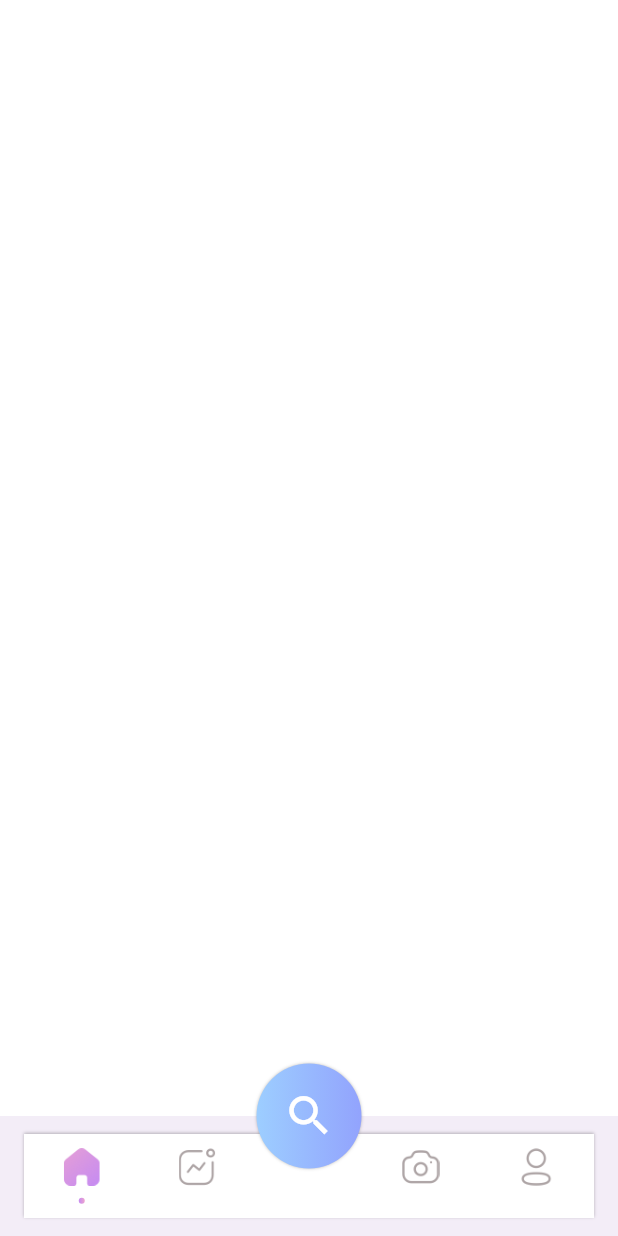
After one commit to Aplikasi-Fitness/Proyek_3, a Flutter app: the screen it shows after launch, on a phone screen of 412 x 824 dp. The commit adds this screen. Run offline on Flutter 3.47's test engine with Material 3 defaults, Android fonts, the phone set to English and light mode, and no system bars; our stand-ins replace carousel_slider.

Commit message:
tambah main tab dan yang lainnya

```diff
--- /dev/null
+++ b/fitness/lib/common_widget/tab_button.dart
@@ -0,0 +1,42 @@
+import 'package:fitness/common/colo_extension.dart';
+import 'package:flutter/material.dart';
+
+class TabButton extends StatelessWidget {
+  final String icon;
+  final String selectIcon;
+  final VoidCallback onTap;
+  final bool isActive;
+  const TabButton(
+      {super.key,
+      required this.icon,
+      required this.selectIcon,
+      required this.isActive,
+      required this.onTap});
+
+  @override
+  Widget build(BuildContext context) {
+    return InkWell(
+      onTap: onTap,
+      child: Column(
+        mainAxisSize: MainAxisSize.min,
+        children: [
+          Image.asset(isActive ? selectIcon : icon,
+              width: 25, height: 25, fit: BoxFit.fitWidth),
+           SizedBox(
+            height: isActive ? 8:12,
+          ),
+          if(isActive)
+          Container(
+            width: 4,
+            height: 4,
+            decoration: BoxDecoration(
+                gradient: LinearGradient(
+                  colors: TColor.secondaryG,
+                ),
+                borderRadius: BorderRadius.circular(2)),
+          )
+        ],
+      ),
+    );
+  }
+}
--- a/fitness/lib/main.dart
+++ b/fitness/lib/main.dart
@@ -1,5 +1,5 @@
 import 'package:fitness/common/colo_extension.dart';
-import 'package:fitness/view/login/login_view.dart';
+import 'package:fitness/view/main_tab/main_tab_view.dart';
 import 'package:flutter/material.dart';
 
 void main() {
@@ -18,7 +18,7 @@ class MyApp extends StatelessWidget {
         primaryColor: TColor.primaryColor1,
         fontFamily: "Poppins"
       ),
-      home: const LoginView(),
+      home: const MainTabView(),
     );
   }
 }
--- /dev/null
+++ b/fitness/lib/view/main_tab/main_tab_view.dart
@@ -0,0 +1,97 @@
+import 'package:fitness/common/colo_extension.dart';
+import 'package:fitness/common_widget/tab_button.dart';
+import 'package:flutter/material.dart';
+
+class MainTabView extends StatefulWidget {
+  const MainTabView({super.key});
+
+  @override
+  State<MainTabView> createState() => _MainTabViewState();
+}
+
+class _MainTabViewState extends State<MainTabView> {
+  int selectTab = 0;
+  @override
+  Widget build(BuildContext context) {
+    return Scaffold(
+      backgroundColor: TColor.white,
+      floatingActionButtonLocation: FloatingActionButtonLocation.centerDocked,
+      floatingActionButton: SizedBox(
+        width: 70,
+        height: 70,
+        child: InkWell(
+          onTap: () {},
+          child: Container(
+            width: 65,
+            height: 65,
+            decoration: BoxDecoration(
+                gradient: LinearGradient(
+                  colors: TColor.primaryG,
+                ),
+                borderRadius: BorderRadius.circular(35),
+                boxShadow: const [
+                  BoxShadow(
+                      color: Colors.black26,
+                      blurRadius: 1,
+                      )
+                ]),
+            child: Icon(Icons.search, color: TColor.white, size: 35,),
+          ),
+        ),
+      ),
+      bottomNavigationBar: BottomAppBar(
+          child: Container(
+        decoration: BoxDecoration(color: TColor.white, boxShadow: const [
+          BoxShadow(color: Colors.black26, blurRadius: 1, offset: Offset(0, -1))
+        ]),
+        height: kToolbarHeight,
+        child: Row(
+          mainAxisAlignment: MainAxisAlignment.spaceAround,
+          children: [
+            TabButton(
+                icon: "assets/img/home_tab.png",
+                selectIcon: "assets/img/home_tab_select.png",
+                isActive: selectTab == 0,
+                onTap: () {
+                  selectTab = 0;
+                  if (mounted) {
+                    setState(() {});
+                  }
+                }),
+            TabButton(
+                icon: "assets/img/activity_tab.png",
+                selectIcon: "assets/img/activity_tab_select.png",
+                isActive: selectTab == 1,
+                onTap: () {
+                  selectTab = 1;
+                  if (mounted) {
+                    setState(() {});
+                  }
+                }),
+                const SizedBox(width: 20,),
+            TabButton(
+                icon: "assets/img/camera_tab.png",
+                selectIcon: "assets/img/camera_tab_select.png",
+                isActive: selectTab == 2,
+                onTap: () {
+                  selectTab = 2;
+                  if (mounted) {
+                    setState(() {});
+                  }
+                }),
+            TabButton(
+                icon: "assets/img/profile_tab.png",
+                selectIcon: "assets/img/profile_tab_select.png",
+                isActive: selectTab == 3,
+                onTap: () {
+                  selectTab = 3;
+                  if (mounted) {
+                    setState(() {});
+                  }
+                })
+          ],
+        ),
+      )),
+    );
+  }
+}
```
Also changed, not shown: fitness/lib/view/home/blank_view.dart (added, +18 -0 lines), fitness/lib/view/home/home_view.dart (added, +69 -0 lines), fitness/lib/view/login/welcome_view.dart (+12 -8 lines).
